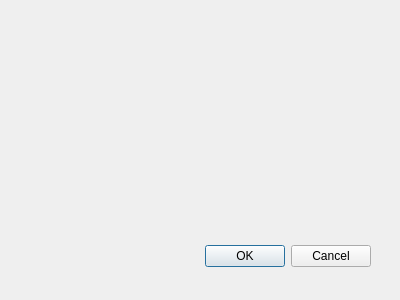
Qt form newdecknameform.ui (LiamSkirrow/LangTrainer) before a commit.
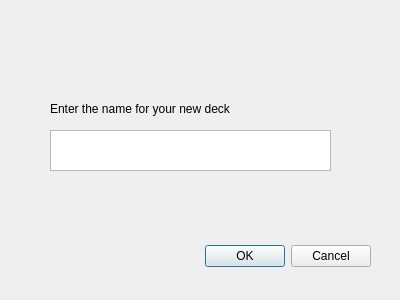
The same form after that commit.

Commit message: Added a label and text input box to popup dialog

Diff of the .ui file:
```diff
--- a/newdecknameform.ui
+++ b/newdecknameform.ui
@@ -29,6 +29,29 @@
     <set>QDialogButtonBox::Cancel|QDialogButtonBox::Ok</set>
    </property>
   </widget>
+  <widget class="QTextEdit" name="newDecktextInput">
+   <property name="geometry">
+    <rect>
+     <x>50</x>
+     <y>130</y>
+     <width>281</width>
+     <height>41</height>
+    </rect>
+   </property>
+  </widget>
+  <widget class="QLabel" name="newDeckTextLabel">
+   <property name="geometry">
+    <rect>
+     <x>50</x>
+     <y>100</y>
+     <width>241</width>
+     <height>18</height>
+    </rect>
+   </property>
+   <property name="text">
+    <string>Enter the name for your new deck</string>
+   </property>
+  </widget>
  </widget>
  <resources/>
  <connections>
```
